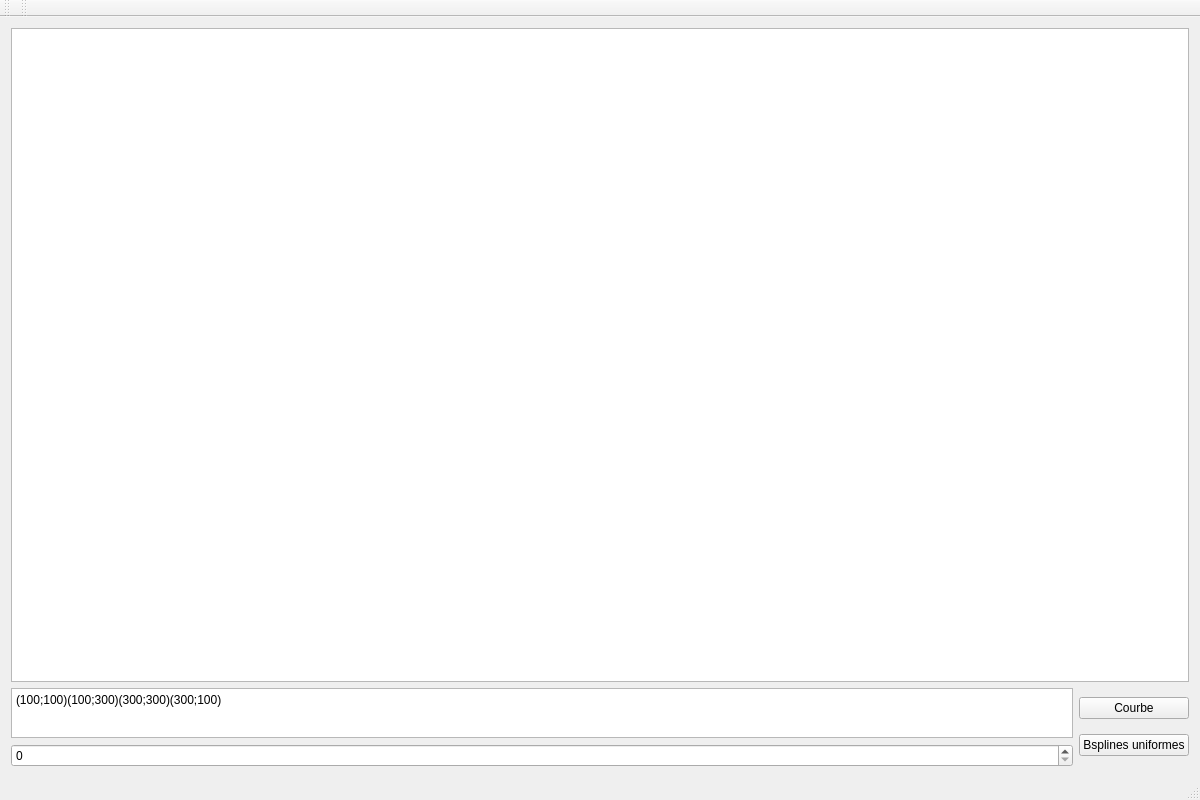
This is Geo Num/Tp6_GeoNum/mainwindow.ui in Mric26/M1-S8 as Qt 5 draws it before an edit. The edited form follows.
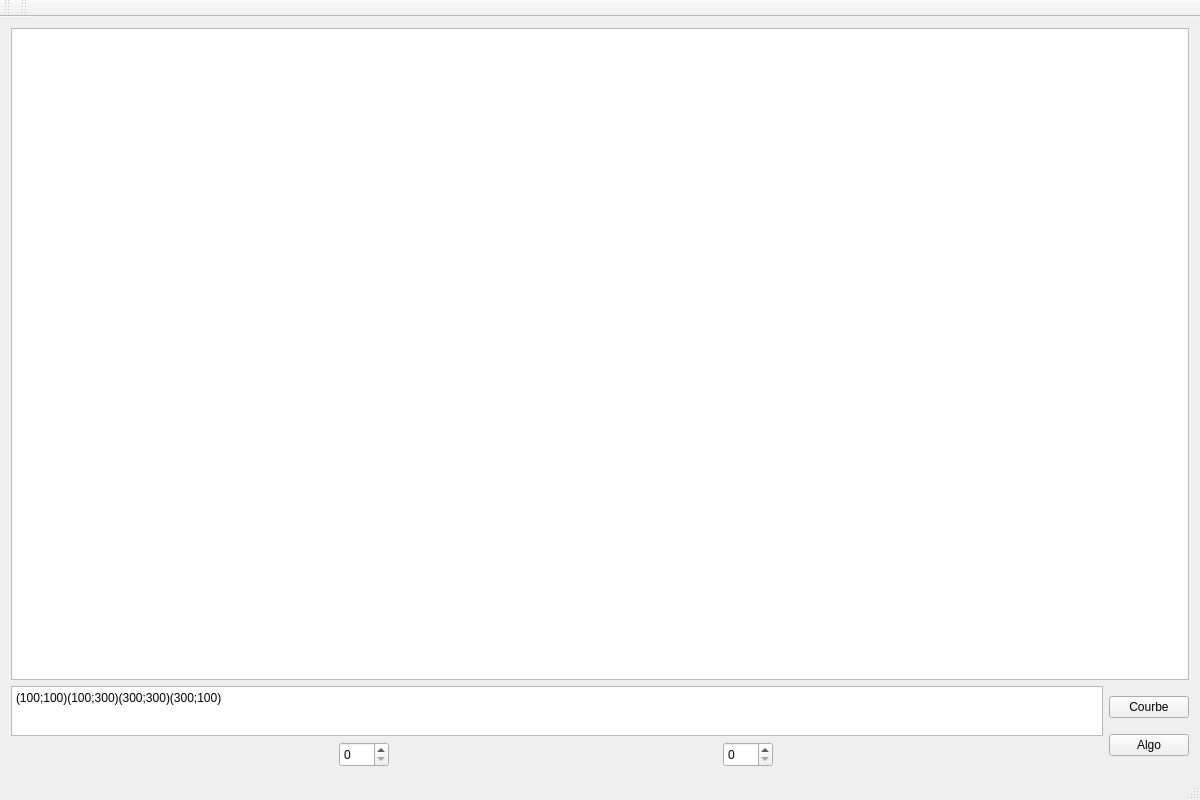
This is the edited form.

The edit to the form file:
```diff
--- a/Geo Num/Tp6_GeoNum/mainwindow.ui
+++ b/Geo Num/Tp6_GeoNum/mainwindow.ui
@@ -43,7 +43,28 @@
          </widget>
         </item>
         <item>
-         <widget class="QSpinBox" name="degre"/>
+         <layout class="QHBoxLayout" name="horizontalLayout_2">
+          <item>
+           <widget class="QSpinBox" name="spinBox">
+            <property name="maximumSize">
+             <size>
+              <width>50</width>
+              <height>25</height>
+             </size>
+            </property>
+           </widget>
+          </item>
+          <item>
+           <widget class="QSpinBox" name="largeur">
+            <property name="maximumSize">
+             <size>
+              <width>50</width>
+              <height>25</height>
+             </size>
+            </property>
+           </widget>
+          </item>
+         </layout>
         </item>
        </layout>
       </item>
@@ -59,7 +80,7 @@
         <item>
          <widget class="QPushButton" name="BsplinesUniformes">
           <property name="text">
-           <string>Bsplines uniformes</string>
+           <string>Algo</string>
           </property>
          </widget>
         </item>
```
Left out of the diff: 2 changed lines with no effect on the pictures.
